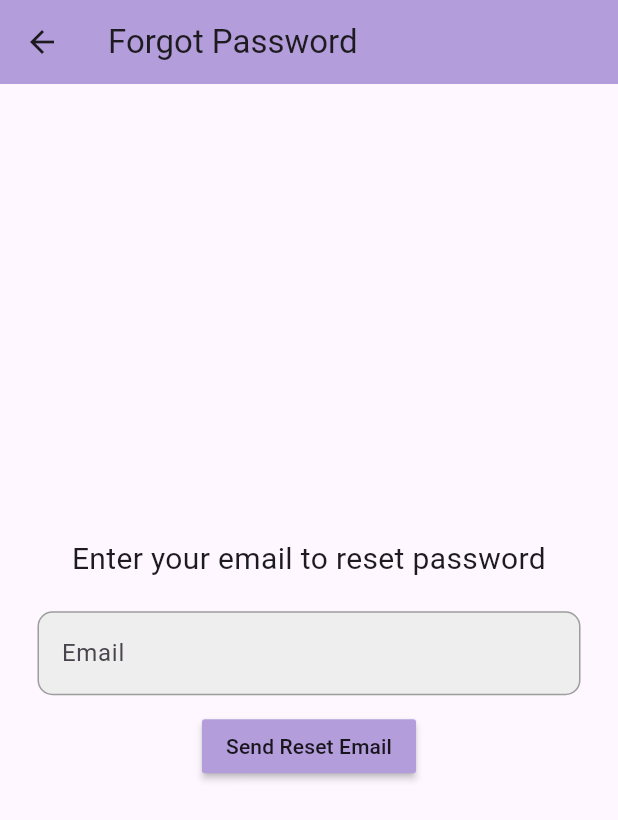
After one commit to alb3st/flutter-firebase, a Flutter app: the screen it shows after launch, after a tap on "Forgot Password?", on a phone screen of 412 x 824 dp. The commit adds this screen. Shown: the top 820 px of the screen. Run offline on Flutter 3.47's test engine with Material 3 defaults, Android fonts, the light colour scheme and no system bars; our stand-ins replace firebase_auth, firebase_core; accounts and stored records are empty.

Commit message:
tambah forgot psw

```diff
--- /dev/null
+++ b/lib/pages/forgot_pw_page.dart
@@ -0,0 +1,133 @@
+import 'package:firebase_auth/firebase_auth.dart';
+import 'package:flutter/material.dart';
+
+class ForgotPasswordPage extends StatefulWidget {
+  const ForgotPasswordPage({super.key});
+
+  @override
+  State<ForgotPasswordPage> createState() => _ForgotPasswordPageState();
+}
+
+class _ForgotPasswordPageState extends State<ForgotPasswordPage> {
+  final emailController = TextEditingController();
+
+  @override
+  void dispose() {
+    emailController.dispose();
+    super.dispose();
+  }
+
+  // Membuat method terpisah untuk menampilkan dialog
+  void _showDialog({
+    required String title,
+    required String message,
+    VoidCallback? onPressed,
+  }) {
+    if (!mounted) return;
+
+    showDialog(
+      context: context,
+      builder: (context) => AlertDialog(
+        title: Text(title),
+        content: Text(message),
+        actions: [
+          TextButton(
+            onPressed: () {
+              Navigator.pop(context);
+              if (onPressed != null) onPressed();
+            },
+            child: const Text('OK'),
+          ),
+        ],
+      ),
+    );
+  }
+
+  Future<void> passwordReset() async {
+    if (!mounted) return;
+
+    try {
+      await FirebaseAuth.instance
+          .sendPasswordResetEmail(email: emailController.text.trim());
+
+      if (!mounted) return;
+
+      _showDialog(
+        title: 'Success',
+        message:
+            'Jika email terdaftar, link reset password akan dikirim ke email Anda',
+      );
+    } on FirebaseAuthException catch (e) {
+      if (!mounted) return;
+
+      String errorMessage;
+      switch (e.code) {
+        case 'invalid-email':
+          errorMessage = 'Format email tidak valid';
+          break;
+        case 'user-not-found':
+          errorMessage = 'Email tidak terdaftar';
+          break;
+        case 'too-many-requests':
+          errorMessage = 'Terlalu banyak permintaan. Silakan coba lagi nanti';
+          break;
+        default:
+          errorMessage = e.message ?? 'Terjadi kesalahan';
+      }
+
+      _showDialog(
+        title: 'Error',
+        message: errorMessage,
+      );
+    }
+  }
+
+  @override
+  Widget build(BuildContext context) {
+    return Scaffold(
+      appBar: AppBar(
+        title: const Text('Forgot Password'),
+        backgroundColor: Colors.deepPurple[200],
+      ),
+      body: Column(
+        mainAxisAlignment: MainAxisAlignment.center,
+        children: [
+          const Padding(
+            padding: EdgeInsets.symmetric(horizontal: 25),
+            child: Text(
+              'Enter your email to reset password',
+              textAlign: TextAlign.center,
+              style: TextStyle(fontSize: 20),
+            ),
+          ),
+          const SizedBox(height: 20),
+          Padding(
+            padding: const EdgeInsets.symmetric(horizontal: 25),
+            child: TextField(
+              controller: emailController,
+              decoration: InputDecoration(
+                enabledBorder: const OutlineInputBorder(
+                  borderSide: BorderSide(color: Colors.grey),
+                  borderRadius: BorderRadius.all(Radius.circular(10.0)),
+                ),
+                focusedBorder: OutlineInputBorder(
+                  borderSide: const BorderSide(color: Colors.deepPurple),
+                  borderRadius: BorderRadius.circular(10.0),
+                ),
+                hintText: "Email",
+                fillColor: Colors.grey[200],
+                filled: true,
+              ),
+            ),
+          ),
+          const SizedBox(height: 10),
+          MaterialButton(
+            onPressed: passwordReset,
+            color: Colors.deepPurple[200],
+            child: const Text('Send Reset Email'),
+          ),
+        ],
+      ),
+    );
+  }
+}
--- a/lib/pages/login_page.dart
+++ b/lib/pages/login_page.dart
@@ -1,5 +1,6 @@
 import 'package:firebase_auth/firebase_auth.dart';
 import 'package:flutter/material.dart';
+import 'package:pertemuan_firebase/pages/forgot_pw_page.dart';
 
 class LoginPage extends StatefulWidget {
   final VoidCallback showRegister;
@@ -84,6 +85,34 @@ class _LoginPageState extends State<LoginPage> {
                 const SizedBox(height: 10),
                 Padding(
                   padding: const EdgeInsets.symmetric(horizontal: 25),
+                  child: Row(
+                    mainAxisAlignment: MainAxisAlignment.end,
+                    children: [
+                      GestureDetector(
+                        onTap: () {
+                          Navigator.push(
+                            context,
+                            MaterialPageRoute(
+                              builder: (context) {
+                                return ForgotPasswordPage();
+                              },
+                            ),
+                          );
+                        },
+                        child: Text(
+                          'Forgot Password?',
+                          style: TextStyle(
+                            color: Colors.blue,
+                            fontWeight: FontWeight.bold,
+                          ),
+                        ),
+                      ),
+                    ],
+                  ),
+                ),
+                const SizedBox(height: 10),
+                Padding(
+                  padding: const EdgeInsets.symmetric(horizontal: 25),
                   child: GestureDetector(
                     onTap: signIn,
                     child: Container(
```
Also changed, not shown: 1 other file.
